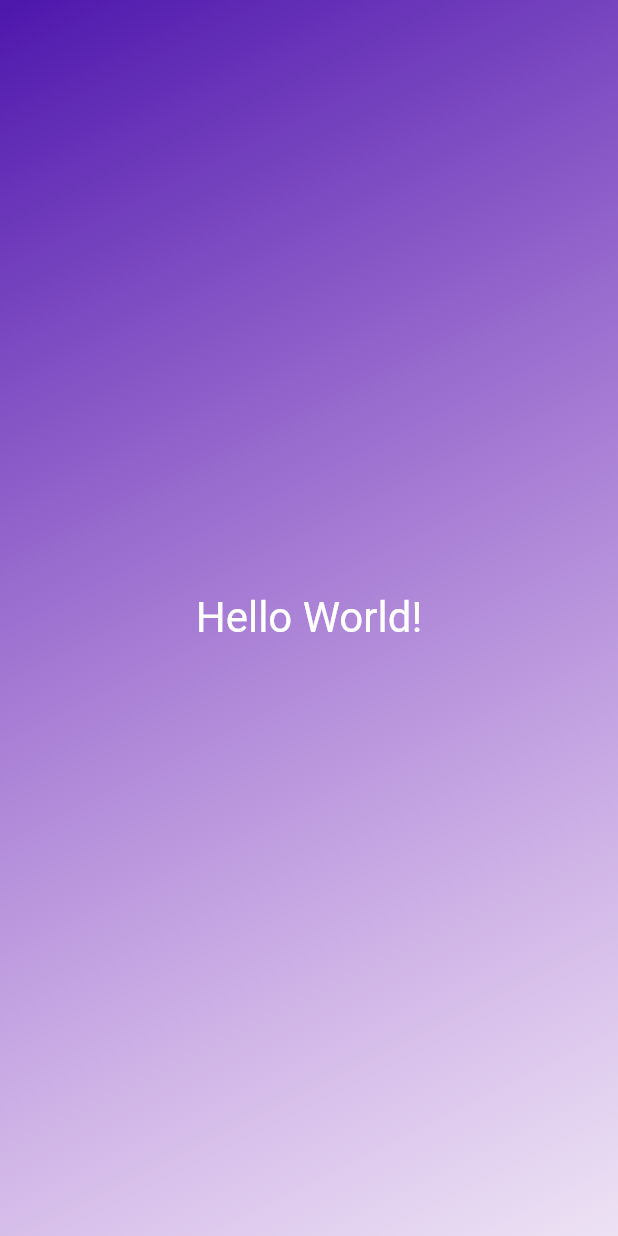
After one commit to sepakTama/first_app, a Flutter app: the screen it shows after launch, on a phone screen of 412 x 824 dp. The commit adds this screen. Run offline on Flutter 3.47's test engine with Material 2 defaults, Android fonts, the phone set to English and light mode, and no system bars.

Commit message:
[update] using variables

```diff
--- a/lib/gradient_container.dart
+++ b/lib/gradient_container.dart
@@ -1,4 +1,8 @@
 import 'package:flutter/material.dart';
+import 'package:first_app/styled_text.dart';
+
+var startAlignment = Alignment.topLeft;
+var endAlignment = Alignment.bottomRight;
 
 class GradientContainer extends StatelessWidget {
   const GradientContainer({super.key});
@@ -6,25 +10,17 @@ class GradientContainer extends StatelessWidget {
   @override
   Widget build(context) {
     return Container(
-      decoration: const BoxDecoration(
+      decoration: BoxDecoration(
         gradient: LinearGradient(
-          colors: [
+          colors: const [
             Color.fromARGB(255, 77, 22, 172),
             Color.fromARGB(31, 143, 55, 202)
           ],
-          begin: Alignment.topLeft,
-          end: Alignment.bottomRight,
+          begin: startAlignment,
+          end: endAlignment,
         ),
       ),
-      child: const Center(
-        child: Text(
-          'Hello World!',
-          style: TextStyle(
-            color: Colors.white,
-            fontSize: 28.0,
-          ),
-        ),
-      ),
+      child: const StyledText(),
     );
   }
 }
--- /dev/null
+++ b/lib/styled_text.dart
@@ -0,0 +1,18 @@
+import 'package:flutter/material.dart';
+
+class StyledText extends StatelessWidget {
+  const StyledText({super.key});
+
+  @override
+  Widget build(context) {
+    return const Center(
+      child: Text(
+        'Hello World!',
+        style: TextStyle(
+          color: Colors.white,
+          fontSize: 28.0,
+        ),
+      ),
+    );
+  }
+}
```
